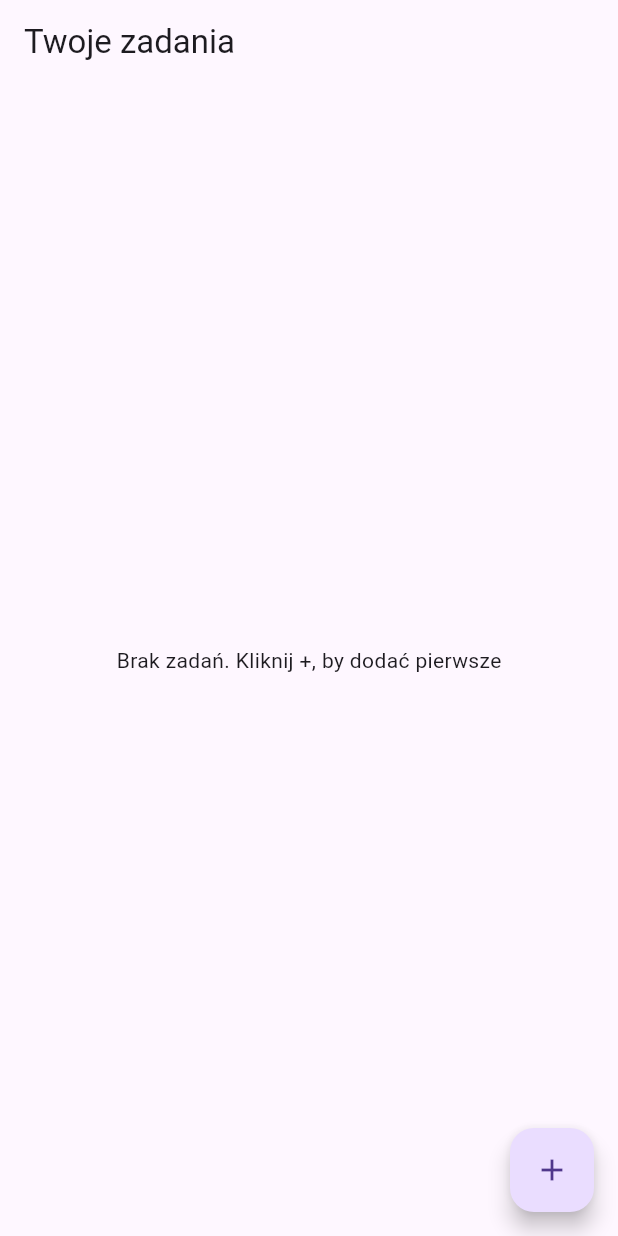
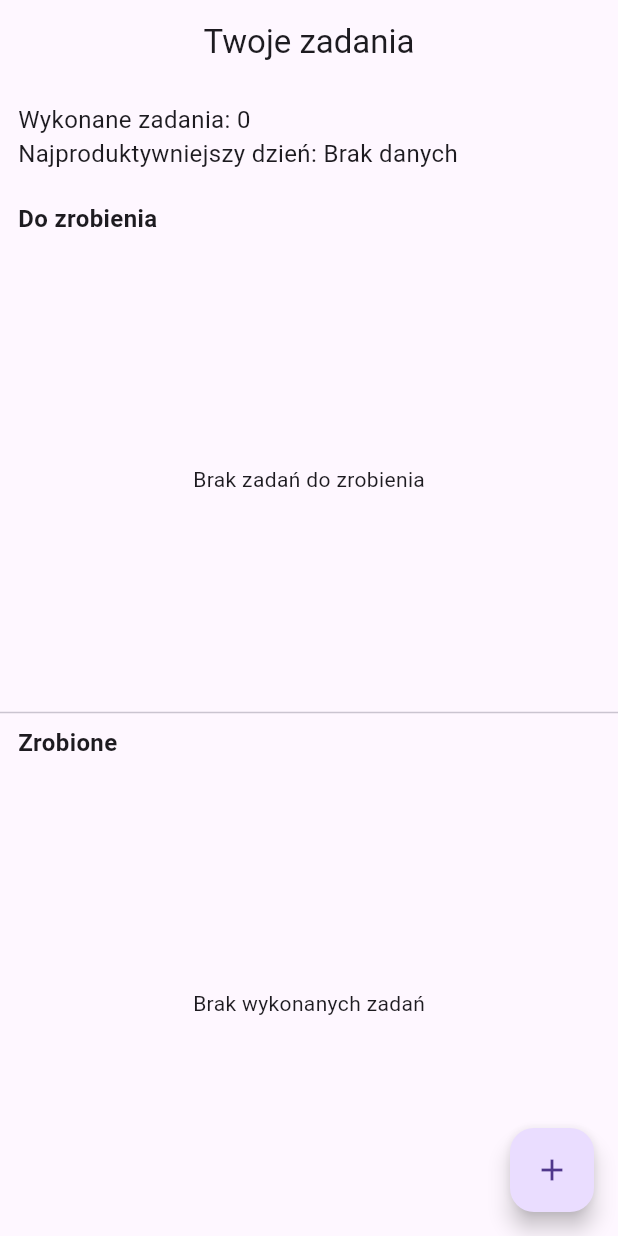
Before and after one commit to DanielChydz/todo-flutter, a Flutter app: the screen it shows after launch, on a phone screen of 412 x 824 dp. Run offline on Flutter 3.47's test engine with Material 3 defaults, Android fonts, the phone set to English and light mode, and no system bars; our stand-ins replace sqflite, sqflite_common_ffi; accounts and stored records are empty.

Commit message:
feat: task stats and sections
minor fixes, preparation for push notifications

```diff
--- a/lib/screens/tasks_screen.dart
+++ b/lib/screens/tasks_screen.dart
@@ -16,32 +16,91 @@ class _TasksScreenState extends State<TasksScreen> {
   final TextEditingController _titleCtrl = TextEditingController();
   final TextEditingController _descCtrl = TextEditingController();
 
+  int _doneCount = 0;
+  final Map<int, int> _doneByDay = {};
+
   @override
   Widget build(BuildContext context) {
+    final tasksTodo = _tasks.where((t) => !t.isDone).toList();
+    final tasksDone = _tasks.where((t) => t.isDone).toList();
+
     return Scaffold(
-      appBar: AppBar(title: Text("Twoje zadania")),
+      appBar: AppBar(title: const Text("Twoje zadania"), centerTitle: true),
       floatingActionButton: FloatingActionButton(
         onPressed: _openCreateDialog,
         child: const Icon(Icons.add),
       ),
       body: _loading
           ? const Center(child: CircularProgressIndicator())
-          : (_tasks.isEmpty
-                ? const Center(
-                    child: Text("Brak zadań. Kliknij +, by dodać pierwsze"),
-                  )
+          : Column(
+              crossAxisAlignment: CrossAxisAlignment.start,
+              children: [
+                Padding(
+                  padding: const EdgeInsets.all(12.0),
+                  child: Text(
+                    "Wykonane zadania: $_doneCount\n"
+                    "Najproduktywniejszy dzień: $_productiveDay",
+                    style: const TextStyle(fontSize: 16),
+                  ),
+                ),
+
+                const Padding(
+                  padding: EdgeInsets.symmetric(horizontal: 12, vertical: 8),
+                  child: Text(
+                    "Do zrobienia",
+                    style: TextStyle(fontSize: 16, fontWeight: FontWeight.bold),
+                  ),
+                ),
+                Expanded(
+                  child: tasksTodo.isEmpty
+                      ? const Center(child: Text("Brak zadań do zrobienia"))
                       : ListView.builder(
-                    itemCount: _tasks.length,
+                          physics: const AlwaysScrollableScrollPhysics(),
+                          itemCount: tasksTodo.length,
                           itemBuilder: (context, i) {
-                      final task = _tasks[i];
+                            final task = tasksTodo[i];
+                            final originalIndex = _tasks.indexOf(task);
+                            return _buildTaskTile(task, originalIndex);
+                          },
+                        ),
+                ),
+
+                const Divider(height: 1),
+
+                const Padding(
+                  padding: EdgeInsets.symmetric(horizontal: 12, vertical: 8),
+                  child: Text(
+                    "Zrobione",
+                    style: TextStyle(fontSize: 16, fontWeight: FontWeight.bold),
+                  ),
+                ),
+                Expanded(
+                  child: tasksDone.isEmpty
+                      ? const Center(child: Text("Brak wykonanych zadań"))
+                      : ListView.builder(
+                          physics: const AlwaysScrollableScrollPhysics(),
+                          itemCount: tasksDone.length,
+                          itemBuilder: (context, i) {
+                            final task = tasksDone[i];
+                            final originalIndex = _tasks.indexOf(task);
+                            return _buildTaskTile(task, originalIndex);
+                          },
+                        ),
+                ),
+              ],
+            ),
+    );
+  }
+
+  Widget _buildTaskTile(Task task, int i) {
     return Dismissible(
       key: ValueKey(task.id ?? '${task.title}-$i'),
       direction: DismissDirection.startToEnd,
       background: Container(
         color: Colors.red,
         alignment: Alignment.centerLeft,
-                          padding: EdgeInsets.symmetric(horizontal: 16),
-                          child: Icon(Icons.delete, color: Colors.white),
+        padding: const EdgeInsets.symmetric(horizontal: 16),
+        child: const Icon(Icons.delete, color: Colors.white),
       ),
       onDismissed: (_) => _deleteTaskAfterSwipe(task, i),
       child: CheckboxListTile(
@@ -57,6 +116,7 @@ class _TasksScreenState extends State<TasksScreen> {
           setState(() {
             _tasks[i] = task.copyWith(isDone: !task.isDone);
           });
+          _toggleTask(task, i);
           try {
             await TasksDb.instance.updateTask(_tasks[i]);
           } catch (e) {
@@ -81,19 +141,14 @@ class _TasksScreenState extends State<TasksScreen> {
                 task.description!,
                 style: task.isDone
                     ? const TextStyle(
-                                          decoration:
-                                              TextDecoration.lineThrough,
+                        decoration: TextDecoration.lineThrough,
                         color: Colors.grey,
                       )
                     : const TextStyle(color: Colors.black54),
               ),
             Row(
               children: [
-                                  const Icon(
-                                    Icons.schedule,
-                                    size: 14,
-                                    color: Colors.grey,
-                                  ),
+                const Icon(Icons.schedule, size: 14, color: Colors.grey),
                 const SizedBox(width: 4),
                 Text(
                   _formatDeadline(task.deadLine),
@@ -107,19 +162,12 @@ class _TasksScreenState extends State<TasksScreen> {
           ],
         ),
         secondary: IconButton(
-                            icon: const Icon(
-                              Icons.edit,
-                              size: 18,
-                              color: Colors.grey,
-                            ),
+          icon: const Icon(Icons.edit, size: 18, color: Colors.grey),
           splashRadius: 18,
           tooltip: 'Edytuj',
           onPressed: () => _openEditDialog(task),
         ),
       ),
-                      );
-                    },
-                  )),
     );
   }
 
@@ -385,6 +433,54 @@ class _TasksScreenState extends State<TasksScreen> {
     });
   }
 
+  void _toggleTask(Task task, int index) async {
+    setState(() {
+      final nowDone = !task.isDone;
+      _tasks[index] = task.copyWith(isDone: nowDone);
+
+      if (nowDone) {
+        _doneCount++;
+        final today = DateTime.now().weekday;
+        _doneByDay[today] = (_doneByDay[today] ?? 0) + 1;
+      } else {
+        _doneCount--;
+        final today = DateTime.now().weekday;
+        if ((_doneByDay[today] ?? 0) > 0) {
+          _doneByDay[today] = _doneByDay[today]! - 1;
+        }
+      }
+    });
+  }
+
+  String get _productiveDay {
+    if (_doneByDay.isEmpty) return "Brak danych";
+    final best = _doneByDay.entries.reduce(
+      (a, b) => a.value >= b.value ? a : b,
+    );
+    return _dayOfTheWeek(best.key);
+  }
+
+  String _dayOfTheWeek(int day) {
+    switch (day) {
+      case DateTime.monday:
+        return "Poniedziałek";
+      case DateTime.tuesday:
+        return "Wtorek";
+      case DateTime.wednesday:
+        return "Środa";
+      case DateTime.thursday:
+        return "Czwartek";
+      case DateTime.friday:
+        return "Piątek";
+      case DateTime.saturday:
+        return "Sobota";
+      case DateTime.sunday:
+        return "Niedziela";
+      default:
+        return "-";
+    }
+  }
+
   @override
   void dispose() {
     _titleCtrl.dispose();
--- a/pubspec.yaml
+++ b/pubspec.yaml
@@ -9,6 +9,7 @@ environment:
 dependencies:
   flutter:
     sdk: flutter
+  flutter_local_notifications: ^19.4.0
   path: ^1.9.1
   sqflite: ^2.4.2
   sqflite_common_ffi: ^2.3.6
```
Also changed, not shown: 2 other files. Lines whose indentation alone changed are shown as unchanged.
